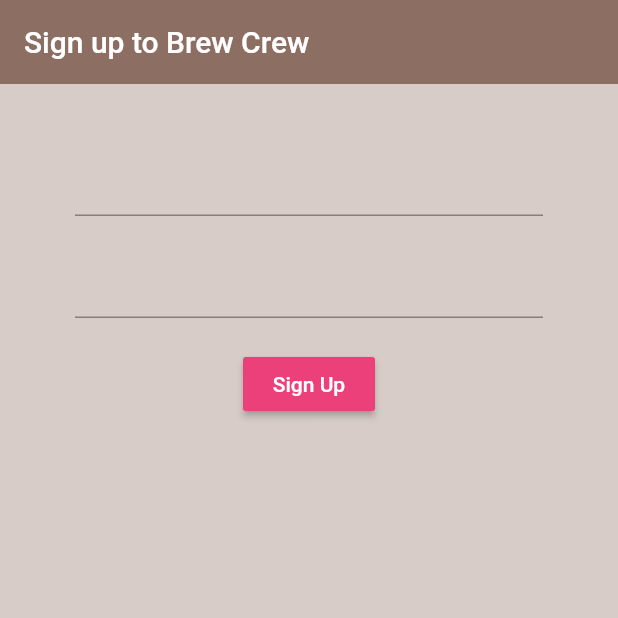
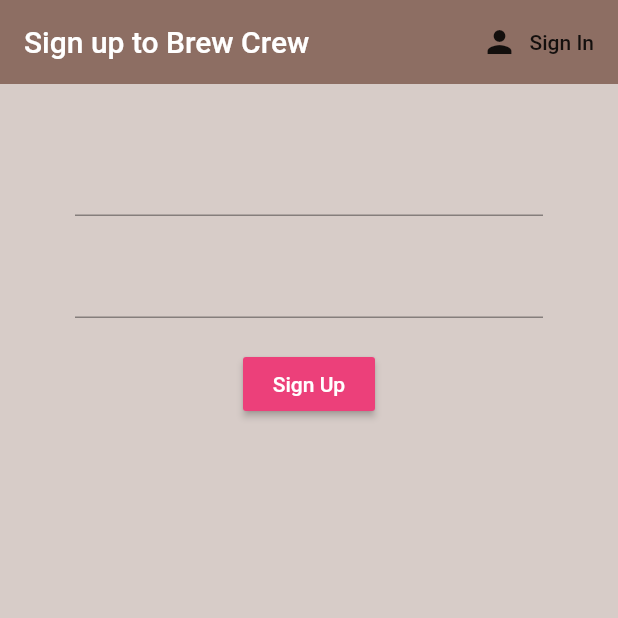
Before and after one commit to komangkrisnanda/brew-crew, a Flutter app: the screen it shows after launch, after a tap on "Sign Up", on a phone screen of 412 x 824 dp, the top half of it. Run offline on Flutter 3.47's test engine with Material 2 defaults, Android fonts, the phone set to English and light mode, and no system bars; our stand-ins replace firebase_auth; accounts and stored records are empty.

Commit message:
Add toggle between auth forms

```diff
--- a/lib/pages/auth/auth.dart
+++ b/lib/pages/auth/auth.dart
@@ -8,10 +8,20 @@ class Auth extends StatefulWidget{
 }
 
 class _AuthState extends State<Auth>{
+
+  bool showSignIn = true;
+  void toggleView(){
+    setState(() => showSignIn = !showSignIn);
+  }
+
+
   @override
   Widget build(BuildContext context){
-    return Container(
-      child: SignUp()
-    );
+    if(showSignIn){
+      return SignIn(toggleView: toggleView);
+    }
+    else{
+      return SignUp(toggleView: toggleView);
+    }
   }
 }
--- a/lib/pages/auth/sign_in.dart
+++ b/lib/pages/auth/sign_in.dart
@@ -2,6 +2,10 @@ import 'package:brew_crew/pages/services/auth.dart';
 import 'package:flutter/material.dart';
 
 class SignIn extends StatefulWidget {
+
+  final Function toggleView;
+  SignIn({ this.toggleView });
+
   @override
   _SignInState createState() => _SignInState();
 }
@@ -22,6 +26,15 @@ class _SignInState extends State<SignIn> {
         backgroundColor: Colors.brown[400],
         elevation: 0.0,
         title: Text('Sign in to Brew Crew'),
+        actions: <Widget>[
+          FlatButton.icon(
+            icon: Icon(Icons.person),
+            label: Text('Sign Up'),
+            onPressed: () {
+              widget.toggleView();
+            }
+          )
+        ]
       ),
       body: Container(
         padding: EdgeInsets.symmetric(vertical: 20.0, horizontal: 50),
--- a/lib/pages/auth/sign_up.dart
+++ b/lib/pages/auth/sign_up.dart
@@ -1,6 +1,10 @@
 import 'package:flutter/material.dart';
 
 class SignUp extends StatefulWidget {
+
+  final Function toggleView;
+  SignUp({ this.toggleView });
+
   @override
   _SignUpState createState() => _SignUpState();
 }
@@ -18,6 +22,15 @@ class _SignUpState extends State<SignUp> {
           backgroundColor: Colors.brown[400],
           elevation: 0.0,
           title: Text('Sign up to Brew Crew'),
+            actions: <Widget>[
+              FlatButton.icon(
+                  icon: Icon(Icons.person),
+                  label: Text('Sign In'),
+                  onPressed: () {
+                    widget.toggleView();
+                  }
+              )
+            ]
         ),
         body: Container(
             padding: EdgeInsets.symmetric(vertical: 20.0, horizontal: 50),
```
